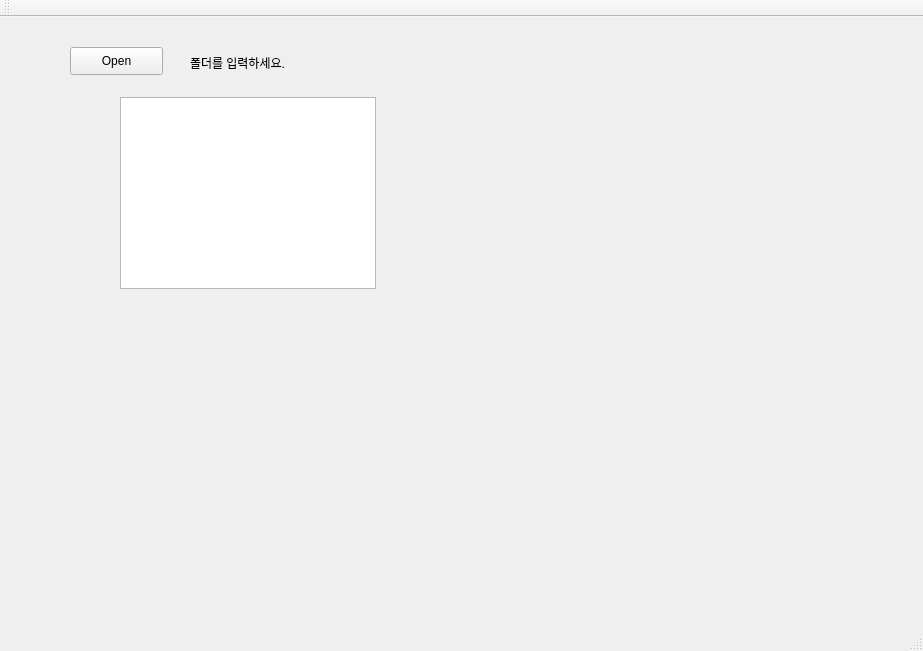
Qt form good/good.ui (RabbitG29/Face_Detection_QT) before a commit.
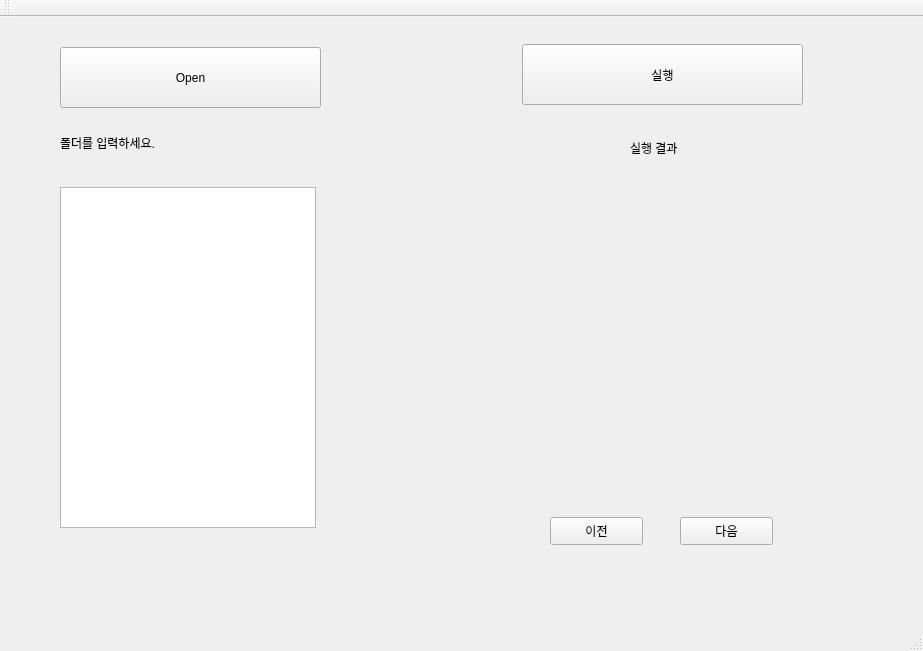
The same form after that commit.

Patch:
```diff
--- a/good/good.ui
+++ b/good/good.ui
@@ -17,10 +17,10 @@
    <widget class="QPushButton" name="openButton">
     <property name="geometry">
      <rect>
-      <x>70</x>
+      <x>60</x>
       <y>30</y>
-      <width>93</width>
-      <height>28</height>
+      <width>261</width>
+      <height>61</height>
      </rect>
     </property>
     <property name="text">
@@ -30,9 +30,9 @@
    <widget class="QLabel" name="labelPath">
     <property name="geometry">
      <rect>
-      <x>190</x>
-      <y>30</y>
-      <width>421</width>
+      <x>60</x>
+      <y>110</y>
+      <width>261</width>
       <height>31</height>
      </rect>
     </property>
@@ -43,13 +43,84 @@
    <widget class="QListWidget" name="imageList">
     <property name="geometry">
      <rect>
-      <x>120</x>
-      <y>80</y>
+      <x>60</x>
+      <y>170</y>
       <width>256</width>
-      <height>192</height>
+      <height>341</height>
      </rect>
     </property>
    </widget>
+   <widget class="QLabel" name="label">
+    <property name="geometry">
+     <rect>
+      <x>630</x>
+      <y>100</y>
+      <width>161</width>
+      <height>61</height>
+     </rect>
+    </property>
+    <property name="text">
+     <string>실행 결과</string>
+    </property>
+   </widget>
+   <widget class="QPushButton" name="processButton">
+    <property name="geometry">
+     <rect>
+      <x>522</x>
+      <y>27</y>
+      <width>281</width>
+      <height>61</height>
+     </rect>
+    </property>
+    <property name="text">
+     <string>실행</string>
+    </property>
+   </widget>
+   <widget class="QLabel" name="labelImage">
+    <property name="geometry">
+     <rect>
+      <x>530</x>
+      <y>170</y>
+      <width>261</width>
+      <height>311</height>
+     </rect>
+    </property>
+    <property name="maximumSize">
+     <size>
+      <width>261</width>
+      <height>311</height>
+     </size>
+    </property>
+    <property name="text">
+     <string/>
+    </property>
+   </widget>
+   <widget class="QPushButton" name="prevButton">
+    <property name="geometry">
+     <rect>
+      <x>550</x>
+      <y>500</y>
+      <width>93</width>
+      <height>28</height>
+     </rect>
+    </property>
+    <property name="text">
+     <string>이전</string>
+    </property>
+   </widget>
+   <widget class="QPushButton" name="nextButton">
+    <property name="geometry">
+     <rect>
+      <x>680</x>
+      <y>500</y>
+      <width>93</width>
+      <height>28</height>
+     </rect>
+    </property>
+    <property name="text">
+     <string>다음</string>
+    </property>
+   </widget>
   </widget>
   <widget class="QMenuBar" name="menuBar">
    <property name="geometry">
```
Left out of the diff: 34 changed lines with no effect on the pictures.
